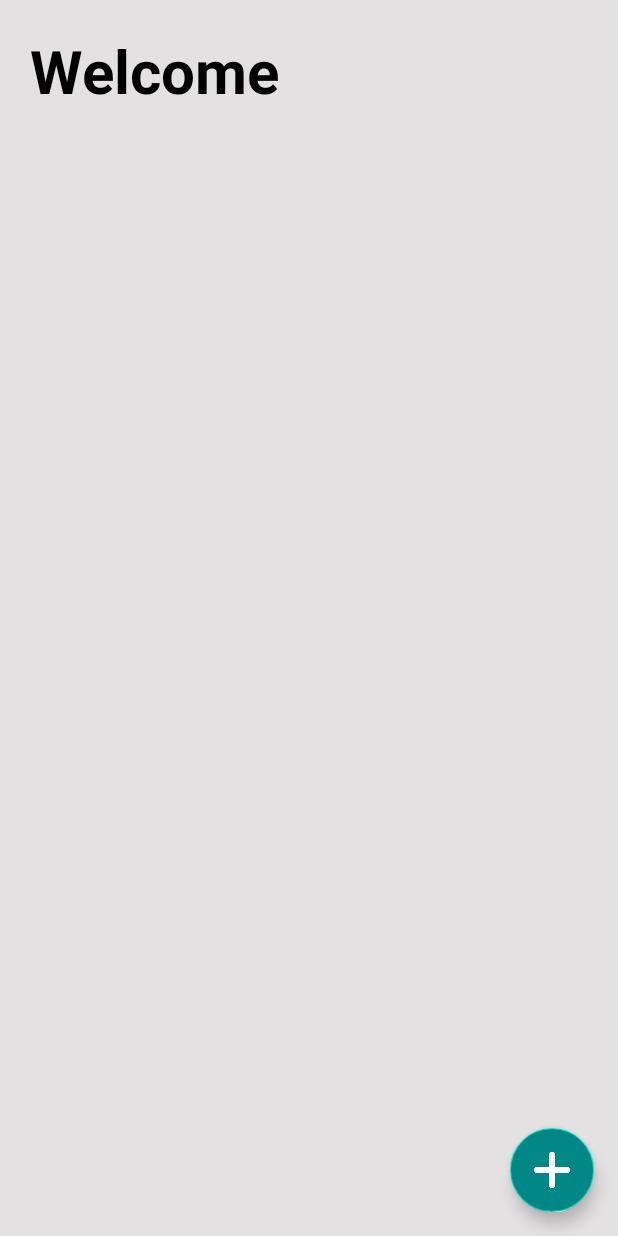
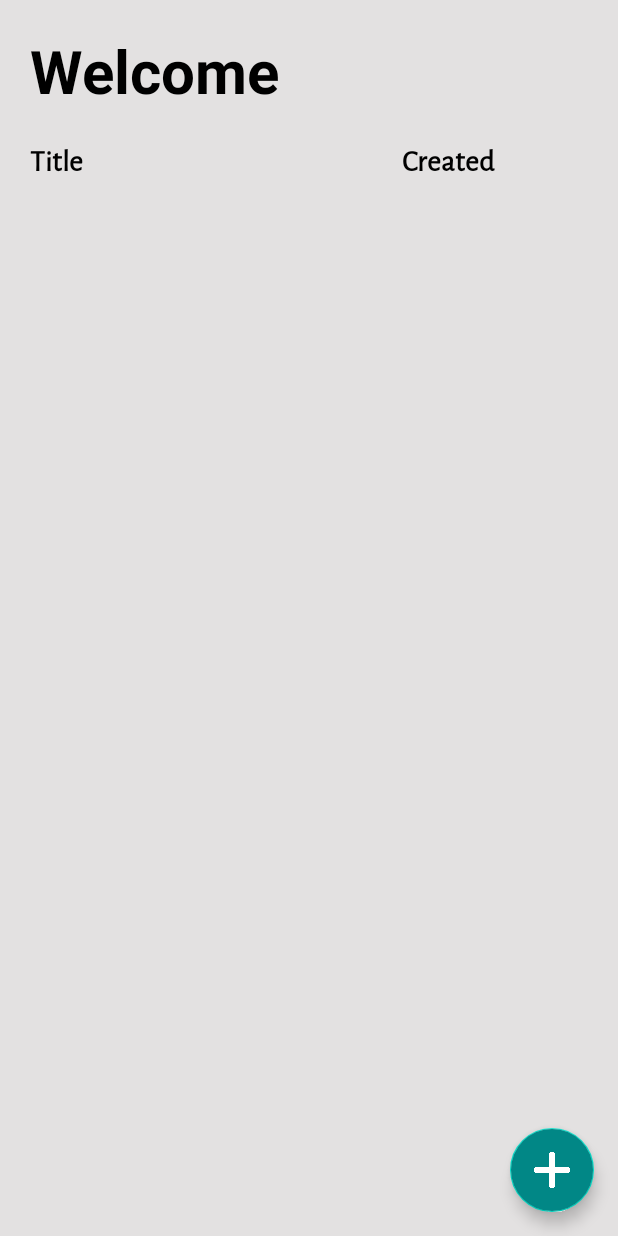
Before and after one commit to shahbazali80/Thermal-Printer, an Android app: the layout activity_main.xml on its own in the app's theme, with its tools: preview values and no code run, on a phone screen of 412 x 824 dp. Run offline under Robolectric (Android 15) with nearby library versions, the phone set to English and light mode, and no system bars.

Commit message:
Thermal Printer

```diff
--- a/app/src/main/java/com/example/thermalprinter/MainActivity.kt
+++ b/app/src/main/java/com/example/thermalprinter/MainActivity.kt
@@ -39,7 +39,7 @@ class MainActivity : AppCompatActivity() {
         viewModal.allNotes.observe(this, Observer { list ->
             list?.let {
                 if(it.isEmpty()){
-                    tv_welcmNote.visibility = View.VISIBLE
+                    linearLayout.visibility = View.GONE
                     tv_welcmNote.setText(
                         "Bluetooth Notes Printer helps to take prints via thermal, lets get started with your first note " +
                                 "by clicking on 'New Note' button bottom right corner"
--- a/app/src/main/res/layout/activity_main.xml
+++ b/app/src/main/res/layout/activity_main.xml
@@ -38,7 +38,7 @@
         android:layout_height="wrap_content"
         android:text=""
         android:textSize="20dp"
-        android:visibility="gone"
+        android:visibility="visible"
         app:layout_constraintEnd_toEndOf="@+id/linearLayout"
         app:layout_constraintStart_toStartOf="@+id/linearLayout"
         app:layout_constraintTop_toTopOf="@+id/recyclerView" />
@@ -64,7 +64,7 @@
         android:layout_marginEnd="20dp"
         android:orientation="horizontal"
         android:paddingBottom="10dp"
-        android:visibility="gone"
+        android:visibility="visible"
         android:weightSum="3"
         app:layout_constraintEnd_toEndOf="parent"
         app:layout_constraintStart_toStartOf="parent"
```
Also changed, not shown: app/src/main/java/com/example/thermalprinter/NewNoteActivity.kt (+6 -12 lines).
